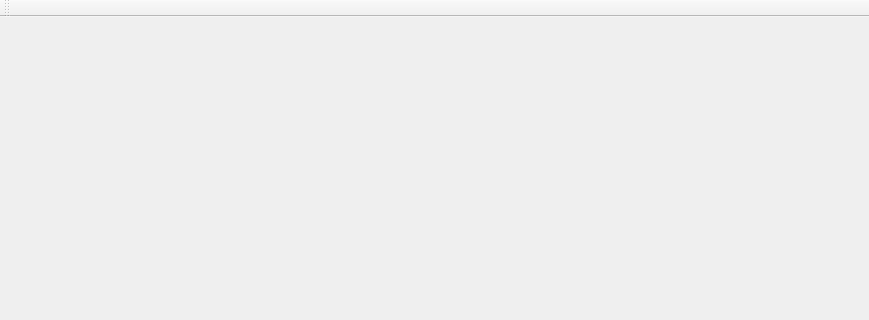
Old version of the form binaryNinjaRip/MainWindow.ui in the repository x64dbg/BinaryNinjaDisassembly; both pictures show x 0 to 869 and y 0 to 320 of the 869 by 641 pixel window.
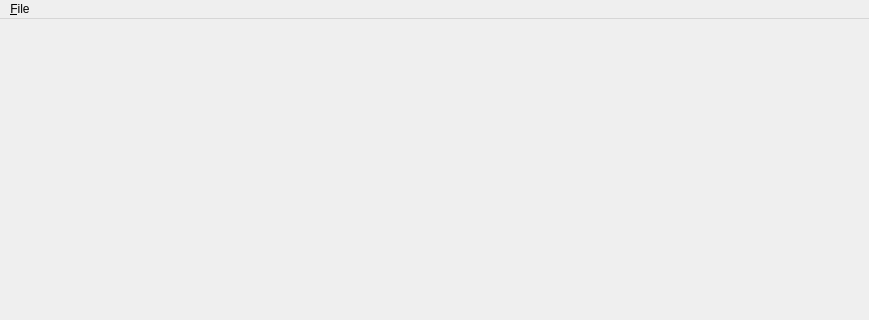
New version of the form.

The edit to the form file:
```diff
--- a/binaryNinjaRip/MainWindow.ui
+++ b/binaryNinjaRip/MainWindow.ui
@@ -41,15 +41,19 @@
      <height>21</height>
     </rect>
    </property>
+   <widget class="QMenu" name="menu_File">
+    <property name="title">
+     <string>&amp;File</string>
+    </property>
+    <addaction name="actionExit"/>
+   </widget>
+   <addaction name="menu_File"/>
   </widget>
-  <widget class="QToolBar" name="mainToolBar">
-   <attribute name="toolBarArea">
-    <enum>TopToolBarArea</enum>
-   </attribute>
-   <attribute name="toolBarBreak">
-    <bool>false</bool>
-   </attribute>
-  </widget>
+  <action name="actionExit">
+   <property name="text">
+    <string>E&amp;xit</string>
+   </property>
+  </action>
  </widget>
  <layoutdefault spacing="6" margin="11"/>
  <resources/>
```
Left out of the diff: 19 changed lines with no effect on the pictures.
